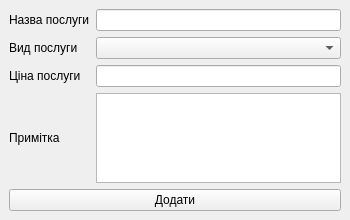
Vakulex/CourseWork, file PhotoJournalistAdminPanel/AddService/addservice.ui: the form before one commit.
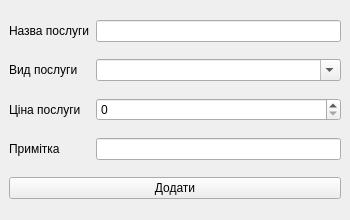
The form after the commit.

Commit message: [*] connected services, attempted to connect user adding window to DB

What changed in the file:
```diff
--- a/PhotoJournalistAdminPanel/AddService/addservice.ui
+++ b/PhotoJournalistAdminPanel/AddService/addservice.ui
@@ -27,9 +27,6 @@
   </property>
   <widget class="QWidget" name="centralwidget">
    <layout class="QGridLayout" name="gridLayout">
-    <item row="3" column="1">
-     <widget class="QTextEdit" name="CommentaryTextEdit"/>
-    </item>
     <item row="0" column="0">
      <widget class="QLabel" name="label">
       <property name="text">
@@ -37,11 +34,12 @@
       </property>
      </widget>
     </item>
-    <item row="2" column="1">
-     <widget class="QLineEdit" name="PriceLineEdit"/>
-    </item>
     <item row="1" column="1">
-     <widget class="QComboBox" name="ServiceTypeComboBox"/>
+     <widget class="QComboBox" name="ServiceTypeComboBox">
+      <property name="editable">
+       <bool>true</bool>
+      </property>
+     </widget>
     </item>
     <item row="2" column="0">
      <widget class="QLabel" name="label_3">
@@ -74,6 +72,16 @@
       </property>
      </widget>
     </item>
+    <item row="3" column="1">
+     <widget class="QLineEdit" name="CommentaryTextEdit"/>
+    </item>
+    <item row="2" column="1">
+     <widget class="QSpinBox" name="PriceSpinBox">
+      <property name="maximum">
+       <number>999999</number>
+      </property>
+     </widget>
+    </item>
    </layout>
   </widget>
  </widget>
```
The commit also changes 5 other files.
